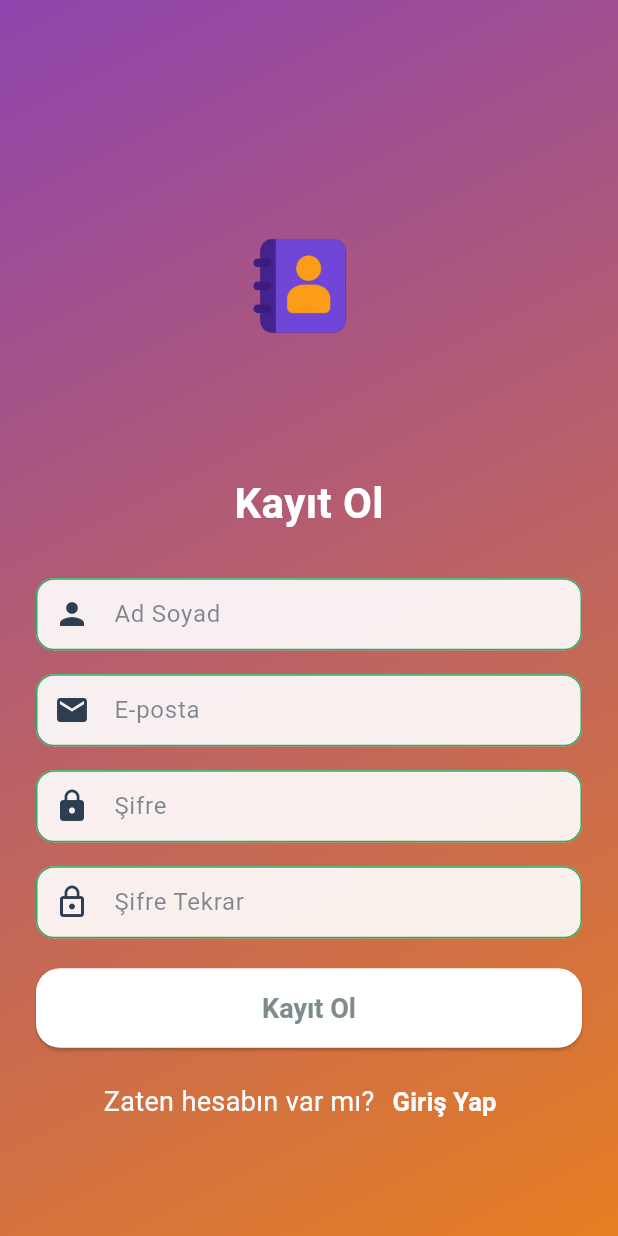
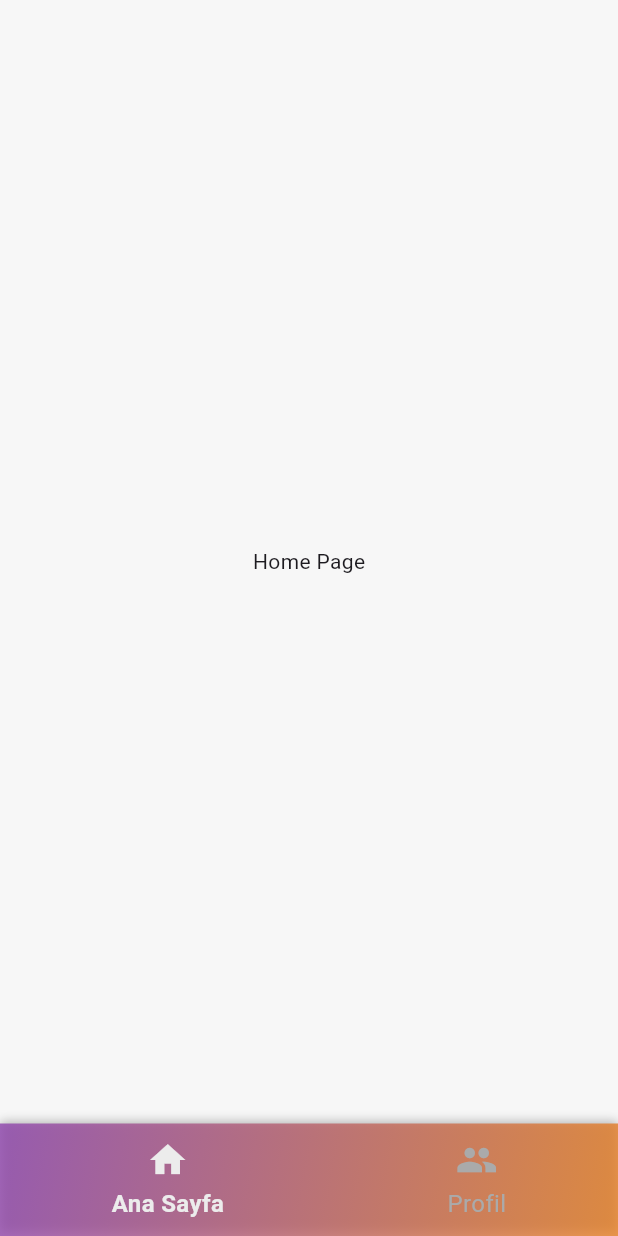
Before and after one commit to rgkce/M-teriDefterim, a Flutter app: the SignUpPage screen opened by its route, after a tap on "Kayıt Ol", on a phone screen of 412 x 824 dp. Run offline on Flutter 3.47's test engine with Material 3 defaults, Android fonts, the phone set to English and light mode, and no system bars.

Commit message:
navbar yazıldı, ana sayfa ve profil sayfası oluşturuldu.

```diff
--- a/lib/main.dart
+++ b/lib/main.dart
@@ -3,6 +3,8 @@ import 'package:musteridefterim/constants/app_theme.dart';
 import 'package:musteridefterim/pages/auth/forgot_password_page.dart';
 import 'package:musteridefterim/pages/auth/login_page.dart';
 import 'package:musteridefterim/pages/auth/signup_page.dart';
+import 'package:musteridefterim/pages/home/home_page.dart';
+import 'package:musteridefterim/pages/home/profile_page.dart';
 import 'package:musteridefterim/pages/splash/splash_screen.dart';
 
 void main() {
@@ -26,7 +28,8 @@ class MyApp extends StatelessWidget {
         "/login": (context) => const LoginPage(),
         "/signup": (context) => const SignUpPage(),
         "/forgot": (context) => const ForgotPasswordPage(),
-        // "/home": (context) => const HomePage(),  // sonra eklenecek
+        "/home": (context) => const HomePage(),
+        "/profile": (context) => const ProfilePage(),
       },
     );
   }
--- /dev/null
+++ b/lib/navigation/navbar.dart
@@ -0,0 +1,90 @@
+import 'package:flutter/material.dart';
+import 'package:musteridefterim/constants/app_colors.dart';
+import 'package:musteridefterim/constants/app_styles.dart';
+
+class NavBar extends StatelessWidget {
+  final int currentIndex;
+
+  const NavBar({super.key, required this.currentIndex});
+
+  void _onItemTapped(BuildContext context, int index) {
+    switch (index) {
+      case 0:
+        Navigator.pushReplacementNamed(context, '/home');
+        break;
+      case 1:
+        Navigator.pushReplacementNamed(context, '/profile');
+        break;
+    }
+  }
+
+  @override
+  Widget build(BuildContext context) {
+    final bool isDark = Theme.of(context).brightness == Brightness.dark;
+
+    return Container(
+      decoration: BoxDecoration(
+        gradient: LinearGradient(
+          colors:
+              isDark
+                  ? [
+                    AppColors.darkPrimary.withOpacity(0.8),
+                    AppColors.darkAccent.withOpacity(0.8),
+                  ]
+                  : [
+                    AppColors.lightPrimary.withOpacity(0.8),
+                    AppColors.lightAccent.withOpacity(0.8),
+                  ],
+          begin: Alignment.topLeft,
+          end: Alignment.bottomRight,
+        ),
+        boxShadow: const [
+          BoxShadow(
+            color: Colors.black26,
+            blurRadius: 5,
+            offset: Offset(0, -2),
+          ),
+        ],
+      ),
+      padding: const EdgeInsets.symmetric(vertical: 10),
+      child: Row(
+        mainAxisAlignment: MainAxisAlignment.spaceAround,
+        children: [
+          _navItem(context, 0, Icons.home, "Ana Sayfa"),
+          _navItem(context, 1, Icons.group, "Profil"),
+        ],
+      ),
+    );
+  }
+
+  Widget _navItem(
+    BuildContext context,
+    int index,
+    IconData icon,
+    String label,
+  ) {
+    final bool isActive = index == currentIndex;
+    return GestureDetector(
+      onTap: () => _onItemTapped(context, index),
+      child: Column(
+        mainAxisSize: MainAxisSize.min,
+        children: [
+          Icon(
+            icon,
+            color: isActive ? AppColors.darkText : AppColors.darkTextSecondary,
+            size: 28,
+          ),
+          const SizedBox(height: 4),
+          Text(
+            label,
+            style: AppStyles.bodyText.copyWith(
+              color:
+                  isActive ? AppColors.darkText : AppColors.darkTextSecondary,
+              fontWeight: isActive ? FontWeight.bold : FontWeight.normal,
+            ),
+          ),
+        ],
+      ),
+    );
+  }
+}
--- a/lib/pages/auth/login_page.dart
+++ b/lib/pages/auth/login_page.dart
@@ -57,7 +57,7 @@ class _LoginPageState extends State<LoginPage> {
                     hintText: "E-posta",
                     hintStyle: TextStyle(color: textColor.withOpacity(0.6)),
                     filled: true,
-                    fillColor: surface.withOpacity(0.9),
+                    fillColor: surface.withOpacity(0.5),
                     border: OutlineInputBorder(
                       borderRadius: BorderRadius.circular(16),
                       borderSide: BorderSide.none,
@@ -76,7 +76,7 @@ class _LoginPageState extends State<LoginPage> {
                     hintText: "Şifre",
                     hintStyle: TextStyle(color: textColor.withOpacity(0.6)),
                     filled: true,
-                    fillColor: surface.withOpacity(0.9),
+                    fillColor: surface.withOpacity(0.5),
                     border: OutlineInputBorder(
                       borderRadius: BorderRadius.circular(16),
                       borderSide: BorderSide.none,
@@ -106,6 +106,7 @@ class _LoginPageState extends State<LoginPage> {
                       style: AppStyles.caption.copyWith(
                         fontSize: 18,
                         fontWeight: FontWeight.bold,
+                        color: textColor,
                       ),
                     ),
                   ),
--- a/lib/pages/auth/signup_page.dart
+++ b/lib/pages/auth/signup_page.dart
@@ -59,7 +59,7 @@ class _SignUpPageState extends State<SignUpPage> {
                     hintText: "Ad Soyad",
                     hintStyle: TextStyle(color: textColor.withOpacity(0.6)),
                     filled: true,
-                    fillColor: surface.withOpacity(0.9),
+                    fillColor: surface.withOpacity(0.5),
                     border: OutlineInputBorder(
                       borderRadius: BorderRadius.circular(16),
                       borderSide: BorderSide.none,
@@ -77,7 +77,7 @@ class _SignUpPageState extends State<SignUpPage> {
                     hintText: "E-posta",
                     hintStyle: TextStyle(color: textColor.withOpacity(0.6)),
                     filled: true,
-                    fillColor: surface.withOpacity(0.9),
+                    fillColor: surface.withOpacity(0.5),
                     border: OutlineInputBorder(
                       borderRadius: BorderRadius.circular(16),
                       borderSide: BorderSide.none,
@@ -96,7 +96,7 @@ class _SignUpPageState extends State<SignUpPage> {
                     hintText: "Şifre",
                     hintStyle: TextStyle(color: textColor.withOpacity(0.6)),
                     filled: true,
-                    fillColor: surface.withOpacity(0.9),
+                    fillColor: surface.withOpacity(0.5),
                     border: OutlineInputBorder(
                       borderRadius: BorderRadius.circular(16),
                       borderSide: BorderSide.none,
@@ -115,7 +115,7 @@ class _SignUpPageState extends State<SignUpPage> {
                     hintText: "Şifre Tekrar",
                     hintStyle: TextStyle(color: textColor.withOpacity(0.6)),
                     filled: true,
-                    fillColor: surface.withOpacity(0.9),
+                    fillColor: surface.withOpacity(0.5),
                     border: OutlineInputBorder(
                       borderRadius: BorderRadius.circular(16),
                       borderSide: BorderSide.none,
@@ -139,12 +139,14 @@ class _SignUpPageState extends State<SignUpPage> {
                     ),
                     onPressed: () {
                       // TODO: sign up logic
+                      Navigator.pushReplacementNamed(context, "/home");
                     },
                     child: Text(
                       "Kayıt Ol",
                       style: AppStyles.caption.copyWith(
                         fontSize: 18,
                         fontWeight: FontWeight.bold,
+                        color: textColor,
                       ),
                     ),
                   ),
--- /dev/null
+++ b/lib/pages/home/home_page.dart
@@ -0,0 +1,19 @@
+import 'package:flutter/material.dart';
+import 'package:musteridefterim/navigation/navbar.dart';
+
+class HomePage extends StatefulWidget {
+  const HomePage({super.key});
+
+  @override
+  State<HomePage> createState() => _HomePageState();
+}
+
+class _HomePageState extends State<HomePage> {
+  @override
+  Widget build(BuildContext context) {
+    return Scaffold(
+      body: Center(child: Text("Home Page")),
+      bottomNavigationBar: const NavBar(currentIndex: 0),
+    );
+  }
+}
--- /dev/null
+++ b/lib/pages/home/profile_page.dart
@@ -0,0 +1,19 @@
+import 'package:flutter/material.dart';
+import 'package:musteridefterim/navigation/navbar.dart';
+
+class ProfilePage extends StatefulWidget {
+  const ProfilePage({super.key});
+
+  @override
+  State<ProfilePage> createState() => _ProfilePageState();
+}
+
+class _ProfilePageState extends State<ProfilePage> {
+  @override
+  Widget build(BuildContext context) {
+    return Scaffold(
+      body: Center(child: Text("Profil Page")),
+      bottomNavigationBar: const NavBar(currentIndex: 1),
+    );
+  }
+}
```
